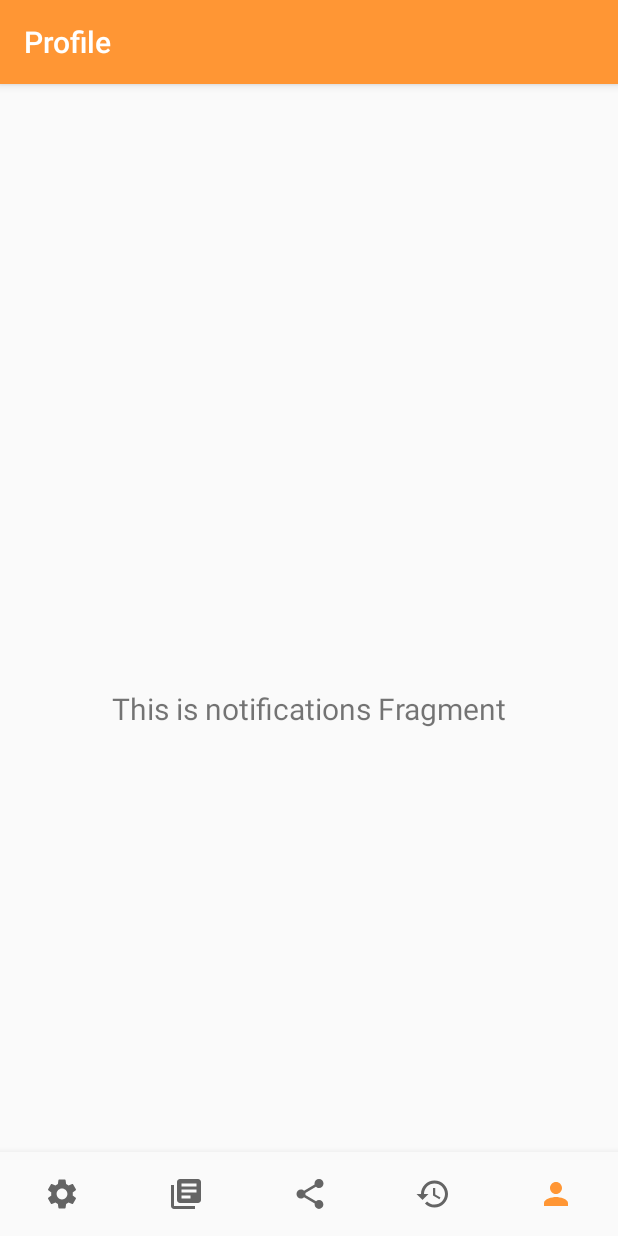
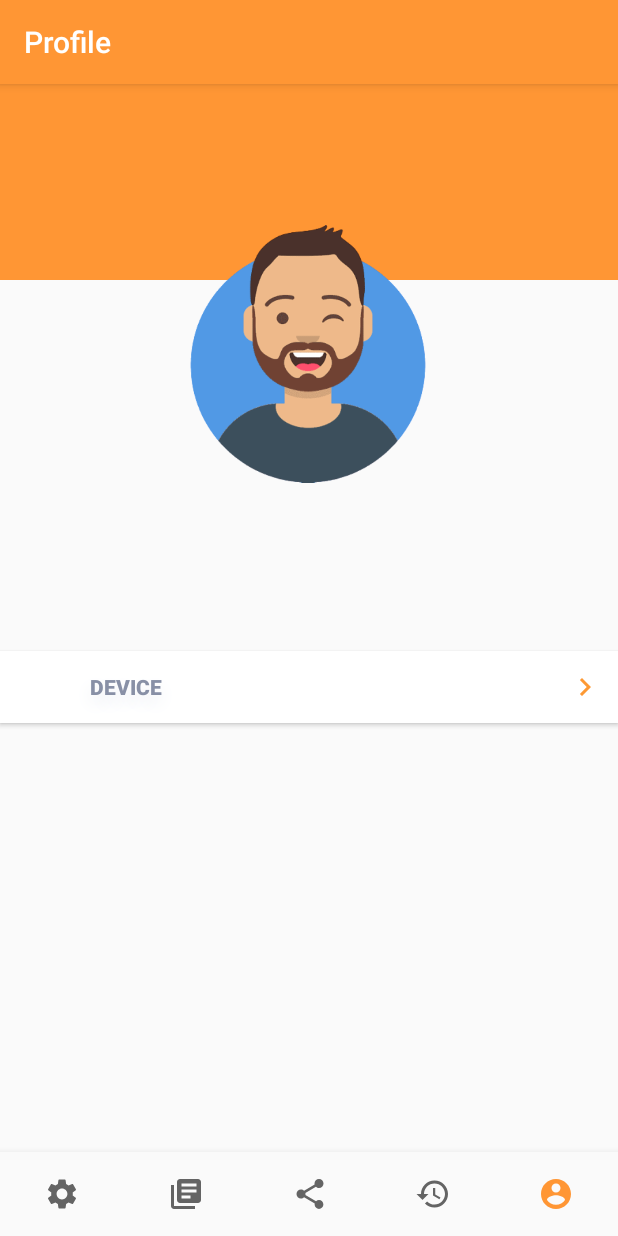
Before and after one commit to Tarlochan5268/INShareApp, an Android app: the ProfileFragment screen opened through its navigation route, on a phone screen of 412 x 824 dp. Run offline under Robolectric (Android 15) with nearby library versions, the light colour scheme and no system bars; our stand-ins replace navigation-ui.

Commit message:
ADDED avatar images to add in profile

```diff
--- a/app/src/main/java/com/tarlochan/inshareapp/ui/profile/ProfileFragment.kt
+++ b/app/src/main/java/com/tarlochan/inshareapp/ui/profile/ProfileFragment.kt
@@ -22,10 +22,7 @@ class ProfileFragment : Fragment() {
         profileViewModel =
                 ViewModelProviders.of(this).get(ProfileViewModel::class.java)
         val root = inflater.inflate(R.layout.fragment_profile, container, false)
-        val textView: TextView = root.findViewById(R.id.text_profile)
-        profileViewModel.text.observe(viewLifecycleOwner, Observer {
-            textView.text = it
-        })
+
         return root
     }
 }
--- a/app/src/main/res/drawable/ic_profile.xml
+++ b/app/src/main/res/drawable/ic_profile.xml
@@ -1,10 +1,5 @@
-<vector xmlns:android="http://schemas.android.com/apk/res/android"
-    android:width="24dp"
-    android:height="24dp"
-    android:viewportWidth="24"
-    android:viewportHeight="24"
-    android:tint="?attr/colorControlNormal">
-  <path
-      android:fillColor="@android:color/white"
-      android:pathData="M12,12c2.21,0 4,-1.79 4,-4s-1.79,-4 -4,-4 -4,1.79 -4,4 1.79,4 4,4zM12,14c-2.67,0 -8,1.34 -8,4v2h16v-2c0,-2.66 -5.33,-4 -8,-4z"/>
+<vector android:height="24dp" android:tint="#FD9934"
+    android:viewportHeight="24" android:viewportWidth="24"
+    android:width="24dp" xmlns:android="http://schemas.android.com/apk/res/android">
+    <path android:fillColor="@android:color/white" android:pathData="M12,2C6.48,2 2,6.48 2,12s4.48,10 10,10 10,-4.48 10,-10S17.52,2 12,2zM12,5c1.66,0 3,1.34 3,3s-1.34,3 -3,3 -3,-1.34 -3,-3 1.34,-3 3,-3zM12,19.2c-2.5,0 -4.71,-1.28 -6,-3.22 0.03,-1.99 4,-3.08 6,-3.08 1.99,0 5.97,1.09 6,3.08 -1.29,1.94 -3.5,3.22 -6,3.22z"/>
 </vector>
--- a/app/src/main/res/layout/activity_main.xml
+++ b/app/src/main/res/layout/activity_main.xml
@@ -3,8 +3,7 @@
     xmlns:app="http://schemas.android.com/apk/res-auto"
     android:id="@+id/container"
     android:layout_width="match_parent"
-    android:layout_height="match_parent"
-    android:paddingTop="?attr/actionBarSize">
+    android:layout_height="match_parent">
 
     <com.google.android.material.bottomnavigation.BottomNavigationView
         android:id="@+id/nav_view"
--- a/app/src/main/res/layout/fragment_profile.xml
+++ b/app/src/main/res/layout/fragment_profile.xml
@@ -4,19 +4,57 @@
     xmlns:tools="http://schemas.android.com/tools"
     android:layout_width="match_parent"
     android:layout_height="match_parent"
+    android:fitsSystemWindows="true"
     tools:context=".ui.profile.ProfileFragment">
 
     <TextView
-        android:id="@+id/text_profile"
+        android:id="@+id/topbackground"
+        android:layout_width="match_parent"
+        android:layout_height="180dp"
+        android:layout_marginTop="-50dp"
+        android:background="@color/colorPrimary"
+        app:layout_constraintBottom_toBottomOf="parent"
+        app:layout_constraintEnd_toEndOf="parent"
+        app:layout_constraintHorizontal_bias="0.0"
+        app:layout_constraintStart_toStartOf="parent"
+        app:layout_constraintTop_toTopOf="parent"
+        app:layout_constraintVertical_bias="0.0" />
+
+    <ImageView
+        android:id="@+id/imageView2"
+        android:layout_width="300dp"
+        android:layout_height="300dp"
+        app:layout_constraintBottom_toBottomOf="parent"
+        app:layout_constraintEnd_toEndOf="parent"
+        app:layout_constraintHorizontal_bias="0.495"
+        app:layout_constraintStart_toStartOf="parent"
+        app:layout_constraintTop_toTopOf="parent"
+        app:layout_constraintVertical_bias="0.064"
+        app:srcCompat="@drawable/smile"
+        tools:src="@drawable/smile" />
+
+    <Button
+        android:id="@+id/btnDevice"
         android:layout_width="match_parent"
         android:layout_height="wrap_content"
-        android:layout_marginStart="8dp"
-        android:layout_marginTop="8dp"
-        android:layout_marginEnd="8dp"
-        android:textAlignment="center"
-        android:textSize="20sp"
+        android:layout_marginTop="27dp"
+        android:layout_marginBottom="315dp"
+        android:background="#FFFFFF"
+        android:drawableEnd="@drawable/ic_rightarrow"
+        android:elevation="30dp"
+        android:paddingLeft="60dp"
+        android:paddingEnd="10dp"
+        android:shadowColor="#E7EAF0"
+        android:shadowDy="8"
+        android:shadowRadius="15"
+        android:text="Device"
+        android:textAlignment="textStart"
+        android:textColor="#8890A6"
+        android:textStyle="bold"
         app:layout_constraintBottom_toBottomOf="parent"
         app:layout_constraintEnd_toEndOf="parent"
+        app:layout_constraintHorizontal_bias="0.0"
         app:layout_constraintStart_toStartOf="parent"
-        app:layout_constraintTop_toTopOf="parent" />
+        app:layout_constraintTop_toBottomOf="@+id/imageView2"
+        app:layout_constraintVertical_bias="0.431" />
 </androidx.constraintlayout.widget.ConstraintLayout>
--- a/app/src/main/res/layout/fragment_setting.xml
+++ b/app/src/main/res/layout/fragment_setting.xml
@@ -7,10 +7,10 @@
     tools:context=".ui.setting.SettingFragment">
 
     <Button
-        android:id="@+id/btnAvatar"
+    android:id="@+id/btnDevice"
     android:layout_width="match_parent"
     android:layout_height="wrap_content"
-        android:layout_marginTop="0dp"
+    android:layout_marginTop="40dp"
     android:layout_marginStart="20dp"
     android:layout_marginEnd="20dp"
     android:background="#FFFFFF"
@@ -37,7 +37,7 @@
         android:layout_width="match_parent"
         android:layout_height="wrap_content"
         android:layout_marginStart="20dp"
-        android:layout_marginTop="20dp"
+        android:layout_marginTop="60dp"
         android:layout_marginEnd="20dp"
         android:background="#FFFFFF"
         android:drawableEnd="@drawable/ic_rightarrow"
```
Also changed, not shown: app/src/main/res/drawable-v24/boy.png (added), app/src/main/res/drawable-v24/call.png (added), app/src/main/res/drawable-v24/face.png (added), app/src/main/res/drawable-v24/girl.png (added), app/src/main/res/drawable-v24/smile.png (added). Lines whose indentation alone changed are shown as unchanged.
